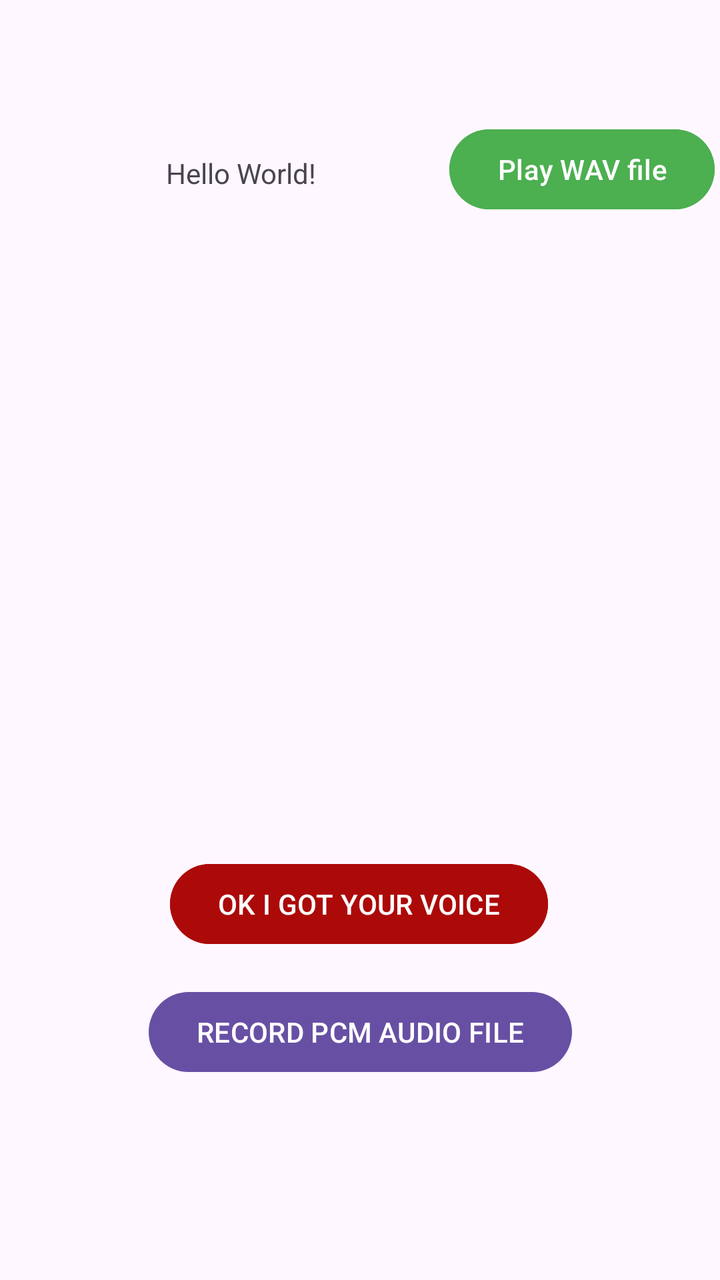
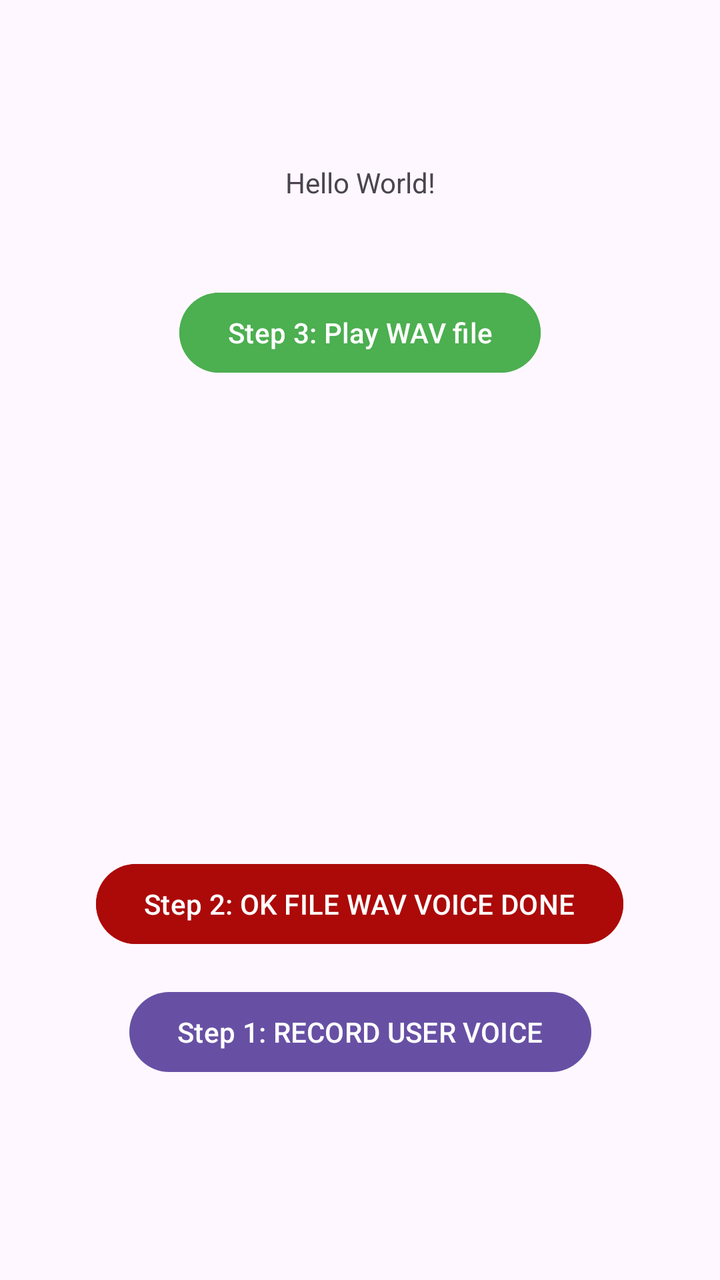

Two renders of the same Android screen: before a commit and after it. Below are the layout's source before the change and the commit's diff.
<!-- AndroidManifest.xml: application theme Theme.MicroPhonePCM -->
<!-- res/layout/activity_main.xml -->
<?xml version="1.0" encoding="utf-8"?>
<androidx.constraintlayout.widget.ConstraintLayout xmlns:android="http://schemas.android.com/apk/res/android"
    xmlns:app="http://schemas.android.com/apk/res-auto"
    xmlns:tools="http://schemas.android.com/tools"
    android:id="@+id/main"
    android:layout_width="match_parent"
    android:layout_height="match_parent"
    tools:context=".MainActivity">


    <TextView
        android:id="@+id/textView"
        android:layout_width="197dp"
        android:layout_height="52dp"
        android:gravity="center"
        android:text="Hello World!"
        app:layout_constraintBottom_toBottomOf="parent"
        app:layout_constraintEnd_toEndOf="parent"
        app:layout_constraintHorizontal_bias="0.135"
        app:layout_constraintStart_toStartOf="parent"
        app:layout_constraintTop_toTopOf="parent"
        app:layout_constraintVertical_bias="0.103" />

    <Button
        android:id="@+id/buttonRecord"
        android:layout_width="wrap_content"
        android:layout_height="wrap_content"
        android:layout_marginBottom="100dp"
        android:text="RECORD PCM AUDIO FILE"
        app:layout_constraintBottom_toBottomOf="parent"
        app:layout_constraintEnd_toEndOf="parent"
        app:layout_constraintStart_toStartOf="parent" />

    <Button
        android:id="@+id/buttonStop"
        android:layout_width="wrap_content"
        android:layout_height="wrap_content"
        android:layout_marginBottom="16dp"
        android:backgroundTint="@color/red"
        android:text="OK I GOT YOUR VOICE"
        app:layout_constraintBottom_toTopOf="@+id/buttonRecord"
        app:layout_constraintEnd_toEndOf="parent"
        app:layout_constraintHorizontal_bias="0.498"
        app:layout_constraintStart_toStartOf="parent" />

    <Button
        android:id="@+id/buttonPlay"
        android:layout_width="wrap_content"
        android:layout_height="wrap_content"
        android:backgroundTint="@color/green"
        android:text="Play WAV file"
        app:layout_constraintEnd_toEndOf="parent"
        app:layout_constraintHorizontal_bias="0.692"
        app:layout_constraintStart_toEndOf="@+id/textView"
        app:layout_constraintTop_toTopOf="@+id/textView" />


</androidx.constraintlayout.widget.ConstraintLayout>
<!-- resources referenced by this layout -->
<resources>
  <color name="green">#4CAF50</color>
  <color name="red">#AC0909</color>
  <style name="Theme.MicroPhonePCM" parent="Base.Theme.MicroPhonePCM" />
  <style name="Base.Theme.MicroPhonePCM" parent="Theme.Material3.DayNight.NoActionBar">
          
          
      </style>
</resources>

<!-- the commit's change to res/layout/activity_main.xml (unified diff, before → after) -->
@@ -10,34 +10,34 @@
 
     <TextView
         android:id="@+id/textView"
-        android:layout_width="197dp"
-        android:layout_height="52dp"
+        android:layout_width="344dp"
+        android:layout_height="54dp"
         android:gravity="center"
         android:text="Hello World!"
         app:layout_constraintBottom_toBottomOf="parent"
         app:layout_constraintEnd_toEndOf="parent"
-        app:layout_constraintHorizontal_bias="0.135"
+        app:layout_constraintHorizontal_bias="0.492"
         app:layout_constraintStart_toStartOf="parent"
         app:layout_constraintTop_toTopOf="parent"
-        app:layout_constraintVertical_bias="0.103" />
+        app:layout_constraintVertical_bias="0.11" />
 
     <Button
         android:id="@+id/buttonRecord"
         android:layout_width="wrap_content"
         android:layout_height="wrap_content"
         android:layout_marginBottom="100dp"
-        android:text="RECORD PCM AUDIO FILE"
+        android:text="Step 1: RECORD USER VOICE"
         app:layout_constraintBottom_toBottomOf="parent"
         app:layout_constraintEnd_toEndOf="parent"
         app:layout_constraintStart_toStartOf="parent" />
 
     <Button
-        android:id="@+id/buttonStop"
+        android:id="@+id/buttonOKFileWAV"
         android:layout_width="wrap_content"
         android:layout_height="wrap_content"
         android:layout_marginBottom="16dp"
         android:backgroundTint="@color/red"
-        android:text="OK I GOT YOUR VOICE"
+        android:text="Step 2: OK FILE WAV VOICE DONE"
         app:layout_constraintBottom_toTopOf="@+id/buttonRecord"
         app:layout_constraintEnd_toEndOf="parent"
         app:layout_constraintHorizontal_bias="0.498"
@@ -47,12 +47,12 @@
         android:id="@+id/buttonPlay"
         android:layout_width="wrap_content"
         android:layout_height="wrap_content"
+        android:layout_marginTop="24dp"
         android:backgroundTint="@color/green"
-        android:text="Play WAV file"
+        android:text="Step 3: Play WAV file"
         app:layout_constraintEnd_toEndOf="parent"
-        app:layout_constraintHorizontal_bias="0.692"
-        app:layout_constraintStart_toEndOf="@+id/textView"
-        app:layout_constraintTop_toTopOf="@+id/textView" />
+        app:layout_constraintStart_toStartOf="parent"
+        app:layout_constraintTop_toBottomOf="@+id/textView" />
 
 
 </androidx.constraintlayout.widget.ConstraintLayout>
